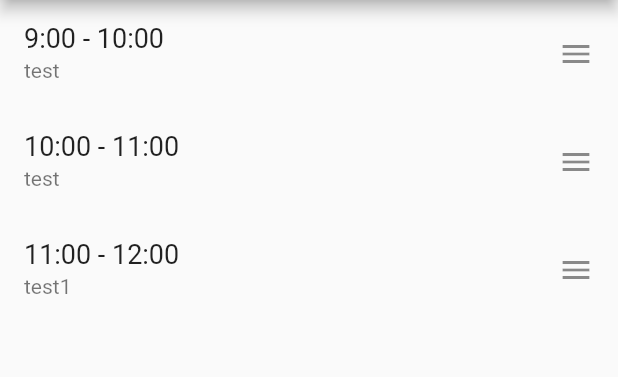
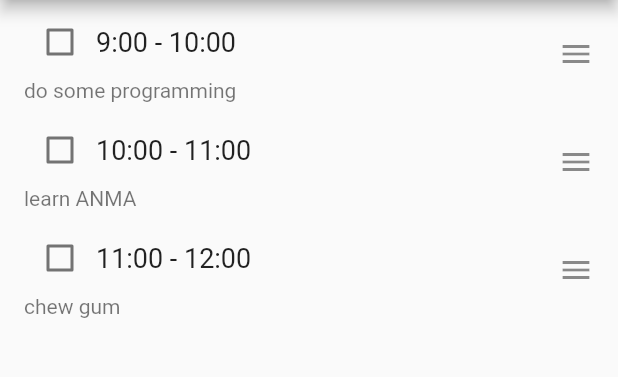
Before and after one commit to BartlomiejRasztabiga/scheduly-app, a Flutter app: the screen it shows after launch, on a phone screen of 412 x 824 dp, the part 84-461 px from its top. Run offline on Flutter 3.47's test engine with Material 2 defaults, Android fonts, the phone set to English and light mode, and no system bars.

Commit message:
Add checkbox denoting that task is completed

```diff
--- a/lib/main.dart
+++ b/lib/main.dart
@@ -20,9 +20,9 @@ class TodaysSchedule extends StatefulWidget {
 
 class _TodaysScheduleState extends State<TodaysSchedule> {
   final _entries = <ScheduleEntry>[
-    new ScheduleEntry(1, "9:00", "10:00", "test"),
-    new ScheduleEntry(2, "10:00", "11:00", "test"),
-    new ScheduleEntry(3, "11:00", "12:00", "test1")
+    new ScheduleEntry(1, "9:00", "10:00", "do some programming"),
+    new ScheduleEntry(2, "10:00", "11:00", "learn ANMA"),
+    new ScheduleEntry(3, "11:00", "12:00", "chew gum")
   ];
   final _biggerFont = TextStyle(fontSize: 18.0);
 
@@ -40,9 +40,10 @@ class _TodaysScheduleState extends State<TodaysSchedule> {
     return ReorderableListView(
         children: _entries.map((item) => _buildRow(item)).toList(),
         onReorder: (int oldIndex, int newIndex) {
+          // don't move checked items, why? no idea
+          if (_entries[oldIndex].isChecked) return;
           setState(
             () {
-              print("$oldIndex, $newIndex");
               if (newIndex > oldIndex) {
                 newIndex -= 1;
               }
@@ -55,13 +56,26 @@ class _TodaysScheduleState extends State<TodaysSchedule> {
 
   Widget _buildRow(ScheduleEntry entry) {
     return ListTile(
-        key: Key(entry.index.toString()),
-        title: Text(
+      key: Key(entry.index.toString()),
+      title: new Row(children: <Widget>[
+        new Checkbox(
+          value: entry.isChecked,
+          onChanged: (bool value) {
+            setState(() {
+              entry.isChecked = value;
+              // TODO introduce state management
+            });
+          },
+        ),
+        Text(
           entry.getHourHeader(),
           style: _biggerFont,
         ),
-        subtitle: Text(entry.getTaskTitle()),
-        trailing: Icon(Icons.menu));
+      ]),
+      subtitle: Text(entry.getTaskTitle()),
+      trailing: Icon(Icons.menu),
+      enabled: !entry.isChecked,
+    );
   }
 }
 
@@ -70,6 +84,7 @@ class ScheduleEntry {
   String startingHour;
   String endingHour;
   String title;
+  bool isChecked = false;
 
   ScheduleEntry(
       int index, String startingHour, String endingHour, String title) {
```
